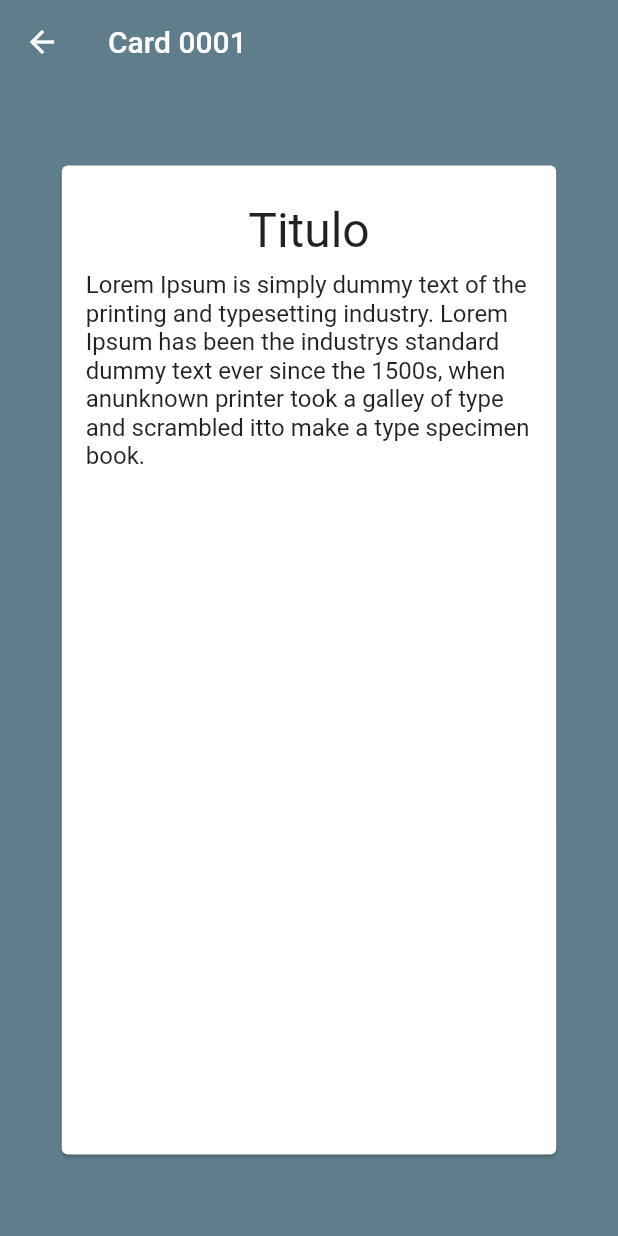
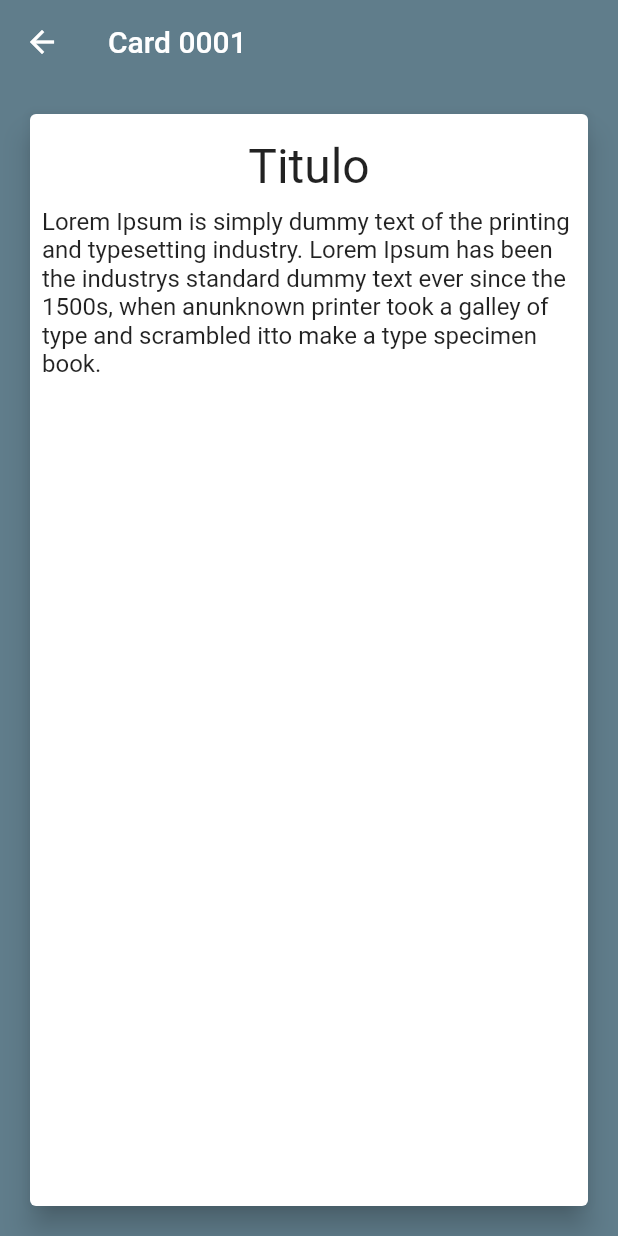
Before and after one commit to gabrielferreir/spaced-repetition-flutter, a Flutter app: the CardPage screen opened by its route, on a phone screen of 412 x 824 dp. Run offline on Flutter 3.47's test engine with Material 2 defaults, Android fonts, the phone set to English and light mode, and no system bars.

```diff
--- a/lib/card.dart
+++ b/lib/card.dart
@@ -19,24 +19,23 @@ class _CardPageState extends State<CardPage> {
         title: Text('Card 0001'),
       ),
       backgroundColor: Colors.blueGrey,
-      body: Column(
-        mainAxisAlignment: MainAxisAlignment.center,
-        children: <Widget>[
-          Row(
-            mainAxisAlignment: MainAxisAlignment.center,
-            children: <Widget>[
-              Card(
+      body: Container(
+//        color: Colors.purple,
+        child: Container(
+//          color: Colors.green,
+          margin: EdgeInsets.all(16.0),
+          constraints: BoxConstraints.expand(),
+          child: Card(
+            elevation: 8.0,
             child: InkWell(
               onTap: () {},
-                child: Container(
-                  width: width * 0.8,
-                  height: height * 0.8,
-                  padding: EdgeInsets.all(16.0),
+              child: Padding(
+                padding: EdgeInsets.all(8.0),
               child: Column(
                 children: <Widget>[
                   Padding(
-                        padding: EdgeInsets.symmetric(
-                            horizontal: 0.0, vertical: 8.0),
+                    padding:
+                    EdgeInsets.symmetric(horizontal: 0.0, vertical: 8.0),
                     child: Text('Titulo', style: TextStyle(fontSize: 32.0)),
                   ),
                   Text(
@@ -48,13 +47,48 @@ class _CardPageState extends State<CardPage> {
                     style: TextStyle(fontSize: 16.0),
                   )
                 ],
+              ),)
             ),
           ),
-              ))
-            ],
-          )
-        ],
+        ),
       ),
     );
   }
 }
+
+//Column(
+//mainAxisAlignment: MainAxisAlignment.center,
+//children: <Widget>[
+//Row(
+//mainAxisAlignment: MainAxisAlignment.center,
+//children: <Widget>[
+//Card(
+//child: InkWell(
+//onTap: () {},
+//child: Container(
+//width: width * 0.8,
+//height: height * 0.8,
+//padding: EdgeInsets.all(16.0),
+//child: Column(
+//children: <Widget>[
+//Padding(
+//padding: EdgeInsets.symmetric(
+//horizontal: 0.0, vertical: 8.0),
+//child: Text('Titulo', style: TextStyle(fontSize: 32.0)),
+//),
+//Text(
+//'Lorem Ipsum is simply dummy text of the printing and ' +
+//'typesetting industry. Lorem Ipsum has been the industry' +
+//'s standard dummy text ever since the 1500s, when an' +
+//'unknown printer took a galley of type and scrambled it' +
+//'to make a type specimen book.',
+//style: TextStyle(fontSize: 16.0),
+//)
+//],
+//),
+//),
+//))
+//],
+//)
+//],
+//),
--- a/lib/main.dart
+++ b/lib/main.dart
@@ -2,6 +2,7 @@ import 'package:flutter/material.dart';
 import './home.dart';
 import './deck.dart';
 import './card.dart';
+import './router/slide_router_right.dart';
 
 void main() => runApp(MaterialApp(
       title: 'Home',
```
Also changed, not shown: lib/components/drawer.dart (+10 -3 lines), lib/router/slide_router_right.dart (added, +21 -0 lines). Lines whose indentation alone changed are shown as unchanged.
